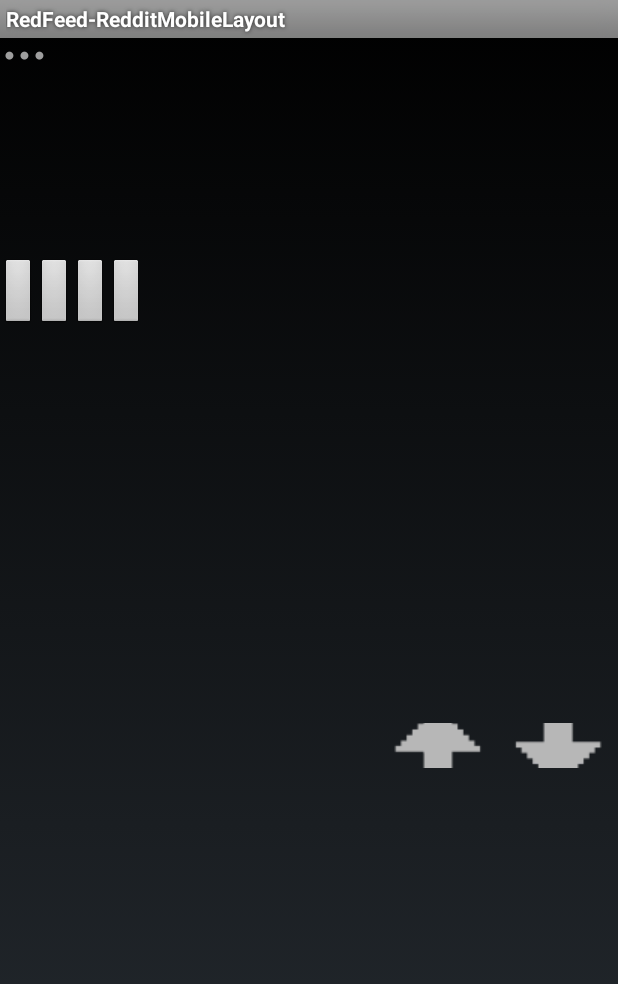
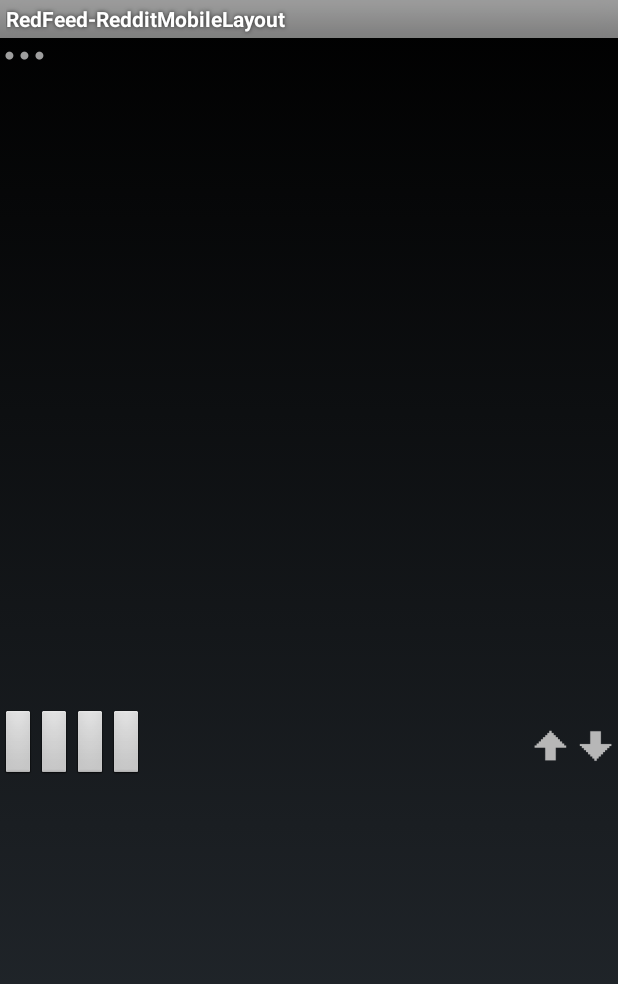
Before and after one commit to Deadknight/redfeed-redditmobilelayout, an Android app: the layout row_reddit_mobile.xml on its own in the app's theme, with its tools: preview values and no code run, on a phone screen of 412 x 824 dp. Shown: the top 984 px of the screen. Run offline under Robolectric (Android 15) with nearby library versions, the phone set to English and light mode, and no system bars.

Commit message:
*Layout fixes

```diff
--- a/app/src/main/res/layout/row_reddit_mobile.xml
+++ b/app/src/main/res/layout/row_reddit_mobile.xml
@@ -88,31 +88,36 @@
                 android:id="@+id/butCommentCount"
                 android:layout_width="wrap_content"
                 android:layout_height="wrap_content"
+                android:layout_gravity="center_vertical"
                 android:textAllCaps="false"
                 style="?android:buttonBarButtonStyle"/>
             <Button
                 android:id="@+id/butShare"
                 android:layout_width="wrap_content"
                 android:layout_height="wrap_content"
+                android:layout_gravity="center_vertical"
                 android:textAllCaps="false"
                 style="?android:buttonBarButtonStyle"/>
             <Button
                 android:id="@+id/butSave"
                 android:layout_width="wrap_content"
                 android:layout_height="wrap_content"
+                android:layout_gravity="center_vertical"
                 android:textAllCaps="false"
                 style="?android:buttonBarButtonStyle"/>
             <Button
                 android:id="@+id/butHide"
                 android:layout_width="wrap_content"
                 android:layout_height="wrap_content"
+                android:layout_gravity="center_vertical"
                 android:textAllCaps="false"
                 style="?android:buttonBarButtonStyle"/>
             <ImageButton
                 android:id="@+id/butMore"
-                android:layout_width="wrap_content"
+                android:layout_width="30dp"
                 android:layout_height="30dp"
                 android:layout_gravity="center_vertical"
+                android:scaleType="fitXY"
                 android:background="?android:selectableItemBackground"/>
             <View
                 android:layout_width="0dp"
@@ -121,19 +126,22 @@
             <TextView
                 android:id="@+id/tvScore"
                 android:layout_width="wrap_content"
-                android:layout_height="wrap_content"/>
+                android:layout_height="wrap_content"
+                android:layout_gravity="center_vertical"/>
             <ImageButton
                 android:id="@+id/butUpvote"
-                android:layout_width="wrap_content"
+                android:layout_width="30dp"
                 android:layout_height="30dp"
                 android:layout_gravity="center_vertical"
+                android:scaleType="fitXY"
                 android:src="@drawable/ic_upvote_disabled"
                 android:background="?android:selectableItemBackground"/>
             <ImageButton
                 android:id="@+id/butDownvote"
-                android:layout_width="wrap_content"
+                android:layout_width="30dp"
                 android:layout_height="30dp"
                 android:layout_gravity="center_vertical"
+                android:scaleType="fitXY"
                 android:src="@drawable/ic_downvote_disabled"
                 android:background="?android:selectableItemBackground"/>
         </LinearLayout>
```
